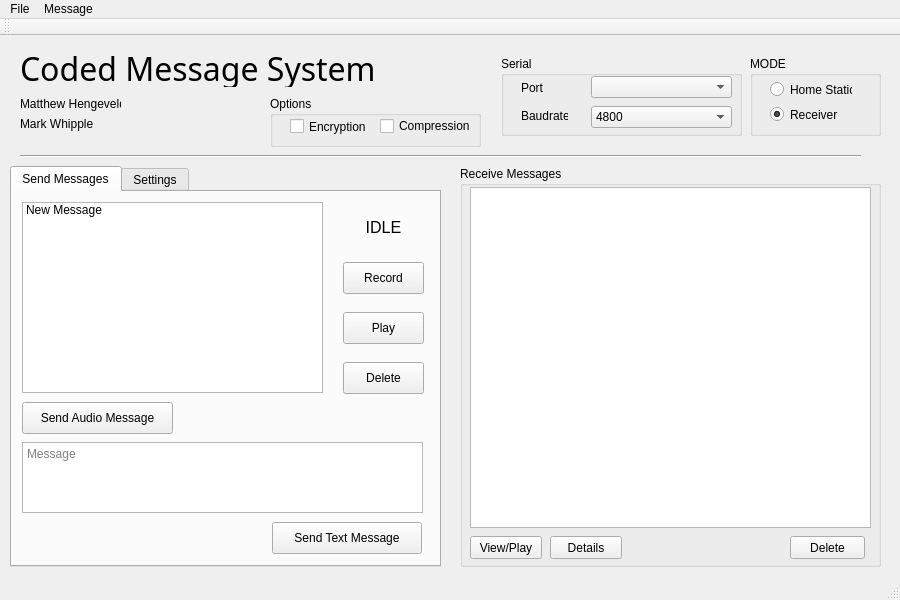
The window that mainwindow.ui (Hengy/CMS) describes before a commit, drawn with Qt 5.
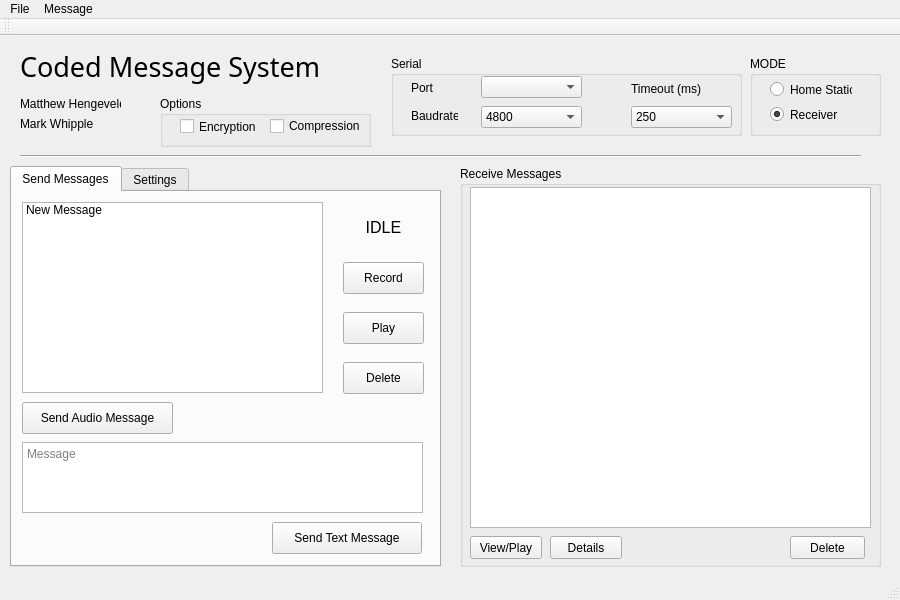
The same window after the commit.

What changed in the file:
```diff
--- a/mainwindow.ui
+++ b/mainwindow.ui
@@ -110,7 +110,7 @@
     <property name="font">
      <font>
       <family>Arial Black</family>
-      <pointsize>24</pointsize>
+      <pointsize>20</pointsize>
      </font>
     </property>
     <property name="text">
@@ -531,9 +531,9 @@
    <widget class="QGroupBox" name="groupBox">
     <property name="geometry">
      <rect>
-      <x>501</x>
+      <x>391</x>
       <y>20</y>
-      <width>241</width>
+      <width>351</width>
       <height>80</height>
      </rect>
     </property>
@@ -571,7 +571,7 @@
       <rect>
        <x>90</x>
        <y>20</y>
-       <width>141</width>
+       <width>101</width>
        <height>22</height>
       </rect>
      </property>
@@ -581,7 +581,7 @@
       <rect>
        <x>90</x>
        <y>50</y>
-       <width>141</width>
+       <width>101</width>
        <height>22</height>
       </rect>
      </property>
@@ -616,11 +616,74 @@
       </property>
      </item>
     </widget>
+    <widget class="QComboBox" name="timeoutDropbox">
+     <property name="geometry">
+      <rect>
+       <x>240</x>
+       <y>50</y>
+       <width>101</width>
+       <height>22</height>
+      </rect>
+     </property>
+     <item>
+      <property name="text">
+       <string>250</string>
+      </property>
+     </item>
+     <item>
+      <property name="text">
+       <string>500</string>
+      </property>
+     </item>
+     <item>
+      <property name="text">
+       <string>750</string>
+      </property>
+     </item>
+     <item>
+      <property name="text">
+       <string>1000</string>
+      </property>
+     </item>
+     <item>
+      <property name="text">
+       <string>1250</string>
+      </property>
+     </item>
+     <item>
+      <property name="text">
+       <string>1500</string>
+      </property>
+     </item>
+     <item>
+      <property name="text">
+       <string>1750</string>
+      </property>
+     </item>
+     <item>
+      <property name="text">
+       <string>2000</string>
+      </property>
+     </item>
+    </widget>
+    <widget class="QLabel" name="label_11">
+     <property name="geometry">
+      <rect>
+       <x>240</x>
+       <y>25</y>
+       <width>71</width>
+       <height>16</height>
+      </rect>
+     </property>
+     <property name="text">
+      <string>Timeout (ms)</string>
+     </property>
+    </widget>
    </widget>
    <widget class="QGroupBox" name="groupBox_2">
     <property name="geometry">
      <rect>
-      <x>270</x>
+      <x>160</x>
       <y>60</y>
       <width>211</width>
       <height>51</height>
```
